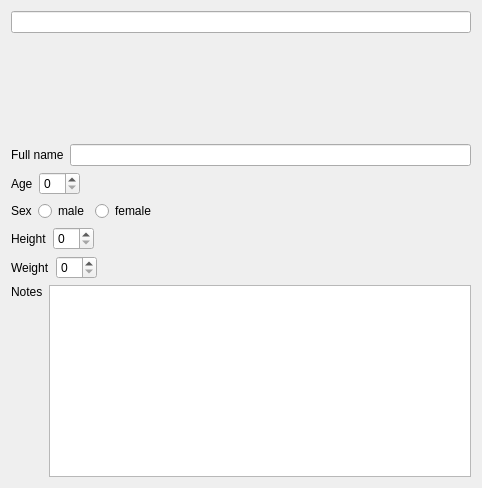
Above: BodybuilderDiary/editcustomer.ui from Sautenko-Andrey/BodyduilderDiary before the change. Below: the same form after it.
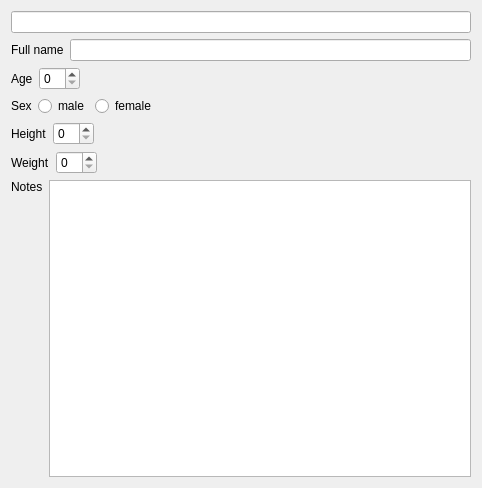
That is the form after the change.

What changed in the file:
```diff
--- a/BodybuilderDiary/editcustomer.ui
+++ b/BodybuilderDiary/editcustomer.ui
@@ -19,19 +19,6 @@
      <item>
       <widget class="QLineEdit" name="searchLine"/>
      </item>
-     <item>
-      <spacer name="verticalSpacer_2">
-       <property name="orientation">
-        <enum>Qt::Vertical</enum>
-       </property>
-       <property name="sizeHint" stdset="0">
-        <size>
-         <width>20</width>
-         <height>40</height>
-        </size>
-       </property>
-      </spacer>
-     </item>
      <item>
       <layout class="QHBoxLayout" name="horizontalLayout">
        <item>
```
